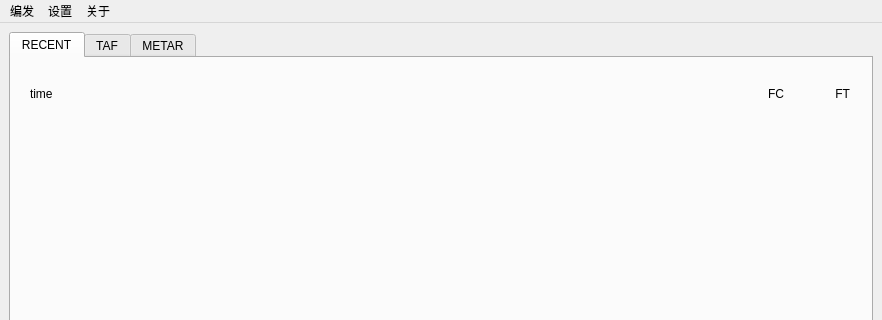
up1and/tafor, file tafor/ui/main.ui: the form before one commit; both pictures show x 0 to 882 and y 0 to 320 of the 882 by 600 pixel window.
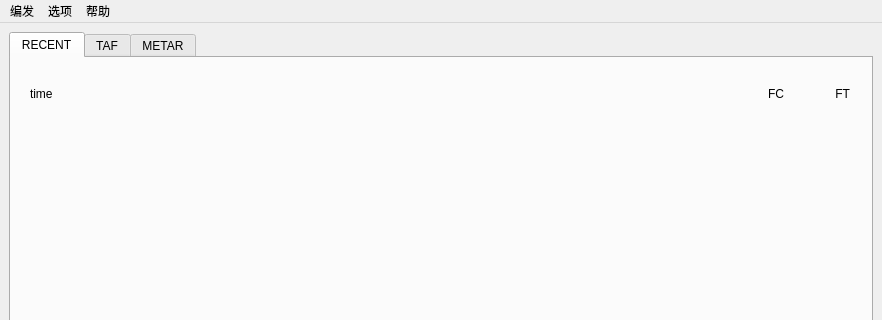
The form after the commit.

What changed in the file:
```diff
--- a/tafor/ui/main.ui
+++ b/tafor/ui/main.ui
@@ -185,14 +185,14 @@
    </widget>
    <widget class="QMenu" name="setting_menu">
     <property name="title">
-     <string>设置</string>
+     <string>选项</string>
     </property>
     <addaction name="warn_action"/>
     <addaction name="setting_action"/>
    </widget>
    <widget class="QMenu" name="help_menu">
     <property name="title">
-     <string>关于</string>
+     <string>帮助</string>
     </property>
     <addaction name="about_action"/>
    </widget>
```
Left out of the diff: 46 changed lines with no effect on the pictures.
